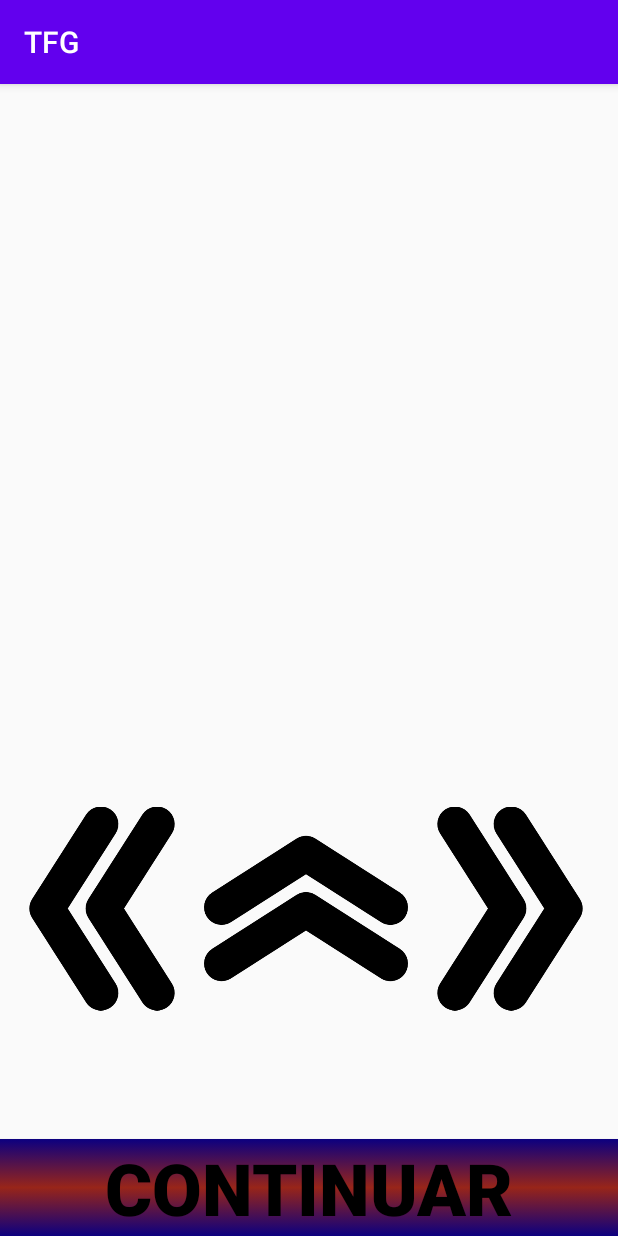
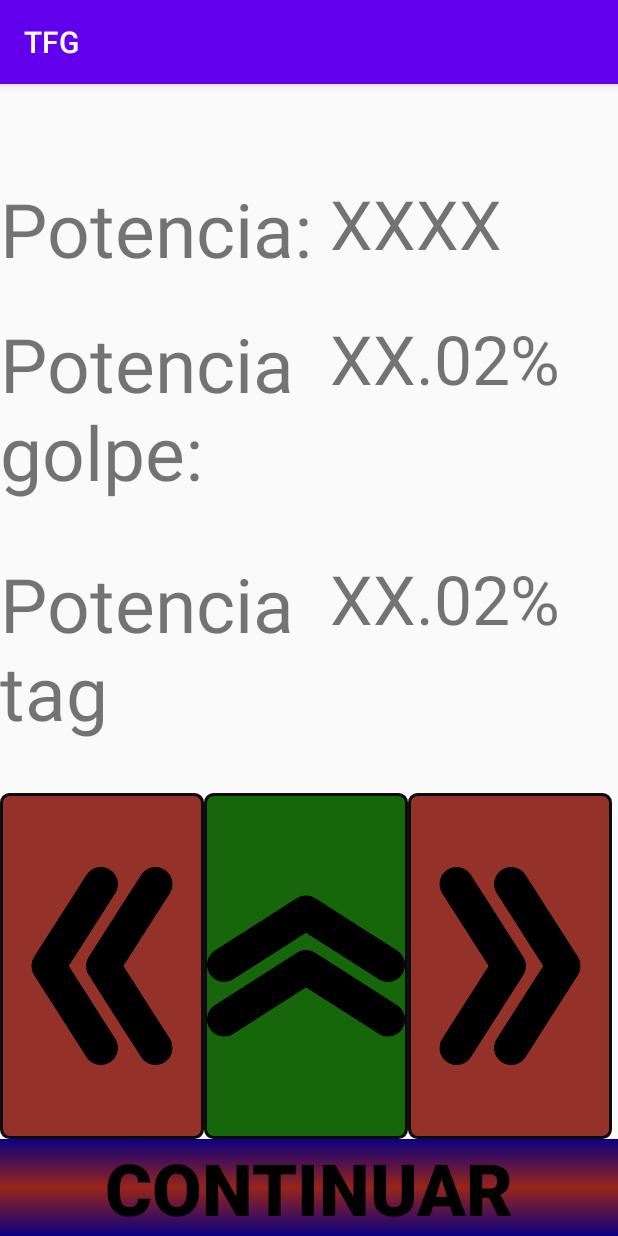
Before and after one commit to lsrigueira/TFG_MobileApp, an Android app: the resultados_prediccion screen opened directly, with no data from a screen before it, on a phone screen of 412 x 824 dp. Run offline under Robolectric (Android 15) with nearby library versions, the phone set to English and light mode, and no system bars; 7 statements that could not run were skipped.

Commit message:
Improves in UI and texto to speech

```diff
--- a/App/app/src/main/java/com/example/tfg/MainActivity.java
+++ b/App/app/src/main/java/com/example/tfg/MainActivity.java
@@ -51,6 +51,8 @@ public class MainActivity extends AppCompatActivity {
                 probar();
             }
         });
+
+
 
     }
 
--- a/App/app/src/main/java/com/example/tfg/resultados_prediccion.java
+++ b/App/app/src/main/java/com/example/tfg/resultados_prediccion.java
@@ -4,7 +4,9 @@ import android.content.Intent;
 import android.os.Bundle;
 import android.view.View;
 import android.widget.Button;
+import android.widget.TextView;
 
+import androidx.annotation.ColorInt;
 import androidx.appcompat.app.AppCompatActivity;
 
 public class resultados_prediccion extends AppCompatActivity {
@@ -17,7 +19,9 @@ public class resultados_prediccion extends AppCompatActivity {
         Button Tomenu = findViewById(R.id.ToMenu);
         recivir();
 
-
+        findViewById(R.id.left).setBackgroundResource(R.drawable.rectanglered);
+        findViewById(R.id.right).setBackgroundResource(R.drawable.rectanglered);
+        findViewById(R.id.up).setBackgroundResource(R.drawable.rectanglered);
         Tomenu.setOnClickListener(new View.OnClickListener() {
             public void onClick(View v) {
                 Intent myIntent = new Intent(getBaseContext(),   Decision_si_no.class);
@@ -39,6 +43,40 @@ public class resultados_prediccion extends AppCompatActivity {
             public void run() {
                 String respuesta = Connection.receive();
                 System.out.println("EEEEEEEEEEEEEEEEEEEEEEEEEEEE");
+                //Potencia, PorcentaxeGolpe, Porcentaxe etiqueta, etiqueta
+                final String[] alldata = respuesta.split(",");
+                System.out.println(alldata[alldata.length-1]);
+                runOnUiThread(new Runnable() {
+                    @Override
+                    public void run() {
+                        ((TextView)findViewById(R.id.potenciavalue)).setText(alldata[0]);
+                        ((TextView)findViewById(R.id.potgolpvalue)).setText(alldata[1]);
+                        ((TextView)findViewById(R.id.pottagvalue)).setText(alldata[2]);
+                    }
+                });
+                if(alldata[alldata.length-1].equals("Esquerda")){
+                    runOnUiThread(new Runnable() {
+                        @Override
+                        public void run() {
+                            findViewById(R.id.left).setBackgroundResource(R.drawable.rectangle);
+                        }
+                    });
+
+                }else if( alldata[alldata.length-1].equals("Dereita")){
+                    runOnUiThread(new Runnable() {
+                        @Override
+                        public void run() {
+                            findViewById(R.id.right).setBackgroundResource(R.drawable.rectangle);
+                        }
+                    });
+                } else{
+                    runOnUiThread(new Runnable() {
+                        @Override
+                        public void run() {
+                            findViewById(R.id.up).setBackgroundResource(R.drawable.rectangle);
+                        }
+                    });
+                }
                 System.out.println(respuesta);
                 System.out.println("EEEEEEEEEEEEEEEEEEEEEEEEEEEE");
             }
--- a/App/app/src/main/res/drawable/rectangle.xml
+++ b/App/app/src/main/res/drawable/rectangle.xml
@@ -1,4 +1,10 @@
-<?xml version="1.0" encoding="utf-8"?>
-<selector xmlns:android="http://schemas.android.com/apk/res/android">
-
-</selector>
+<?xml version="1.0" encoding="UTF-8"?>
+<shape xmlns:android="http://schemas.android.com/apk/res/android" android:id="@+id/listview_background_shape">
+    <stroke android:width="2dp" android:color="#f0000004" />
+    <padding android:left="2dp"
+        android:top="2dp"
+        android:right="2dp"
+        android:bottom="2dp" />
+    <corners android:radius="5dp" />
+    <solid android:color="#16660A" />
+</shape>
--- a/App/app/src/main/res/drawable/rectanglered.xml
+++ b/App/app/src/main/res/drawable/rectanglered.xml
@@ -1,4 +1,10 @@
-<?xml version="1.0" encoding="utf-8"?>
-<selector xmlns:android="http://schemas.android.com/apk/res/android">
-
-</selector>
+<?xml version="1.0" encoding="UTF-8"?>
+<shape xmlns:android="http://schemas.android.com/apk/res/android" android:id="@+id/listview_background_shape">
+    <stroke android:width="2dp" android:color="#f0000004" />
+    <padding android:left="2dp"
+        android:top="2dp"
+        android:right="2dp"
+        android:bottom="2dp" />
+    <corners android:radius="5dp" />
+    <solid android:color="#943129" />
+</shape>
--- a/App/app/src/main/res/layout/resultados_prediccion.xml
+++ b/App/app/src/main/res/layout/resultados_prediccion.xml
@@ -6,13 +6,115 @@
     android:layout_width="match_parent"
     android:layout_height="match_parent">
 
+    <LinearLayout
+        android:id="@+id/potencia"
+        android:layout_width="210dp"
+        android:layout_height="70dp"
+        android:layout_marginBottom="20dp"
+        app:layout_constraintBottom_toTopOf="@+id/potgolp"
+        app:layout_constraintLeft_toLeftOf="@+id/left"
+        >
+
+        <TextView
+            android:layout_width="wrap_content"
+            android:layout_height="wrap_content"
+            android:text="Potencia:"
+            android:textSize="50dp" />
+    </LinearLayout>
+    <LinearLayout
+        android:layout_width="210dp"
+        android:layout_height="70dp"
+        android:layout_marginBottom="20dp"
+        app:layout_constraintBottom_toTopOf="@+id/potgolp"
+        app:layout_constraintLeft_toRightOf="@+id/potencia"
+        android:layout_marginLeft="10dp"
+        >
+        <TextView
+            android:id="@+id/potenciavalue"
+            android:layout_width="wrap_content"
+            android:layout_height="wrap_content"
+            android:text="XXXX"
+            android:textSize="45dp" />
+    </LinearLayout>
+
+
+
+
+
+    <LinearLayout
+        android:id="@+id/potgolp"
+        android:layout_width="210dp"
+        android:layout_height="140dp"
+        android:layout_marginBottom="20dp"
+        app:layout_constraintBottom_toTopOf="@+id/pottag"
+        app:layout_constraintLeft_toLeftOf="@+id/left"
+        >
+        <TextView
+            android:layout_width="wrap_content"
+            android:layout_height="wrap_content"
+            android:text="Potencia golpe:"
+            android:textSize="50dp" />
+    </LinearLayout>
+    <LinearLayout
+        android:layout_width="210dp"
+        android:layout_height="70dp"
+        android:layout_marginBottom="20dp"
+        app:layout_constraintTop_toTopOf ="@+id/potgolp"
+        app:layout_constraintLeft_toRightOf="@+id/potgolp"
+        android:layout_marginLeft="10dp"
+        >
+        <TextView
+            android:id="@+id/potgolpvalue"
+            android:layout_width="wrap_content"
+            android:layout_height="wrap_content"
+            android:text="XX.02%"
+            android:textSize="45dp" />
+    </LinearLayout>
+
+
+
+    <LinearLayout
+        android:id="@+id/pottag"
+        android:layout_marginBottom="20dp"
+        android:layout_width="210dp"
+        android:layout_height="140dp"
+        app:layout_constraintBottom_toTopOf="@+id/left"
+        app:layout_constraintLeft_toLeftOf="@+id/left"
+        >
+        <TextView
+
+            android:layout_width="wrap_content"
+            android:layout_height="wrap_content"
+            android:text="Potencia tag"
+            app:layout_constraintBottom_toTopOf="@+id/left"
+            android:textSize="50dp" />
+    </LinearLayout>
+    <LinearLayout
+        android:layout_width="210dp"
+        android:layout_height="70dp"
+        android:layout_marginBottom="20dp"
+        app:layout_constraintTop_toTopOf ="@+id/pottag"
+        app:layout_constraintLeft_toRightOf="@+id/pottag"
+        android:layout_marginLeft="10dp"
+        >
+        <TextView
+            android:id="@+id/pottagvalue"
+            android:layout_width="wrap_content"
+            android:layout_height="wrap_content"
+            android:text="XX.02%"
+            android:textSize="45dp" />
+    </LinearLayout>
+
+
+
+
     <ImageView
         android:id="@+id/left"
         app:srcCompat="@drawable/left"
         android:layout_height="0dp"
         android:layout_width="0dp"
         app:layout_constraintWidth_percent="0.33"
-        app:layout_constraintHeight_percent="0.4"
+        app:layout_constraintHeight_percent="0.3"
         app:layout_constraintLeft_toLeftOf="parent"
         app:layout_constraintBottom_toTopOf ="@id/ToMenu"/>
 
@@ -21,7 +123,7 @@
         android:layout_height="0dp"
         android:layout_width="0dp"
         app:layout_constraintWidth_percent="0.33"
-        app:layout_constraintHeight_percent="0.4"
+        app:layout_constraintHeight_percent="0.3"
         app:srcCompat="@drawable/up"
         app:layout_constraintLeft_toRightOf="@id/left"
         app:layout_constraintBottom_toTopOf ="@id/ToMenu" />
@@ -32,9 +134,11 @@
         android:layout_height="0dp"
         android:layout_width="0dp"
         app:layout_constraintWidth_percent="0.33"
-        app:layout_constraintHeight_percent="0.4"
+        app:layout_constraintHeight_percent="0.3"
         app:layout_constraintLeft_toRightOf="@id/up"
         app:layout_constraintBottom_toTopOf ="@id/ToMenu" />
+
+
 
 
 
```
Also changed, not shown: App/app/src/main/java/com/example/tfg/logIn.java (+7 -0 lines), App/app/src/main/java/com/example/tfg/usuario.java (added, +50 -0 lines), App/app/src/main/res/layout/settings.xml (added, +43 -0 lines).
